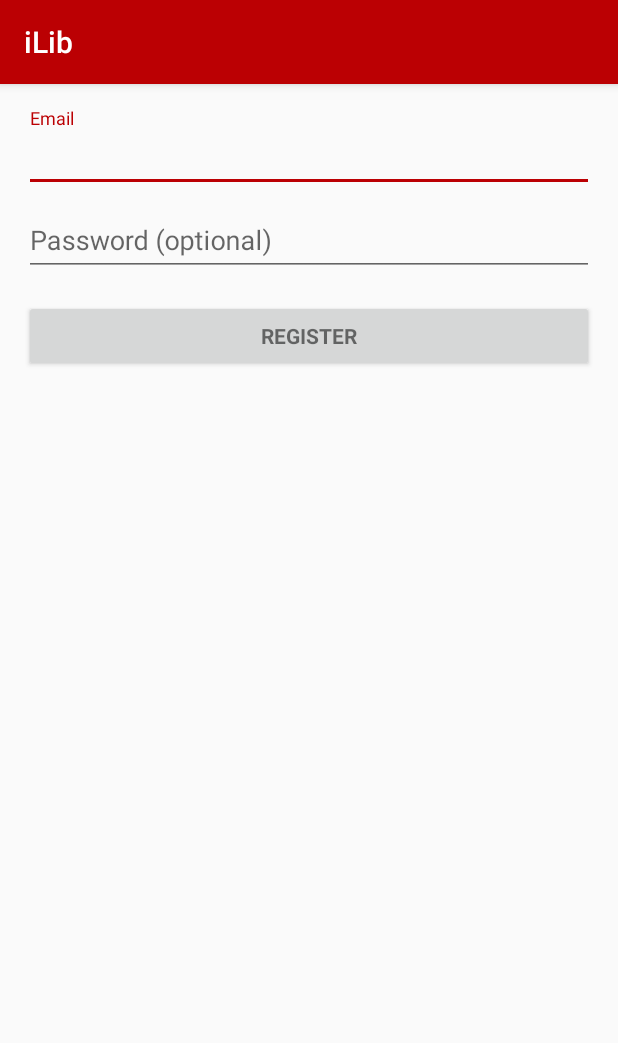
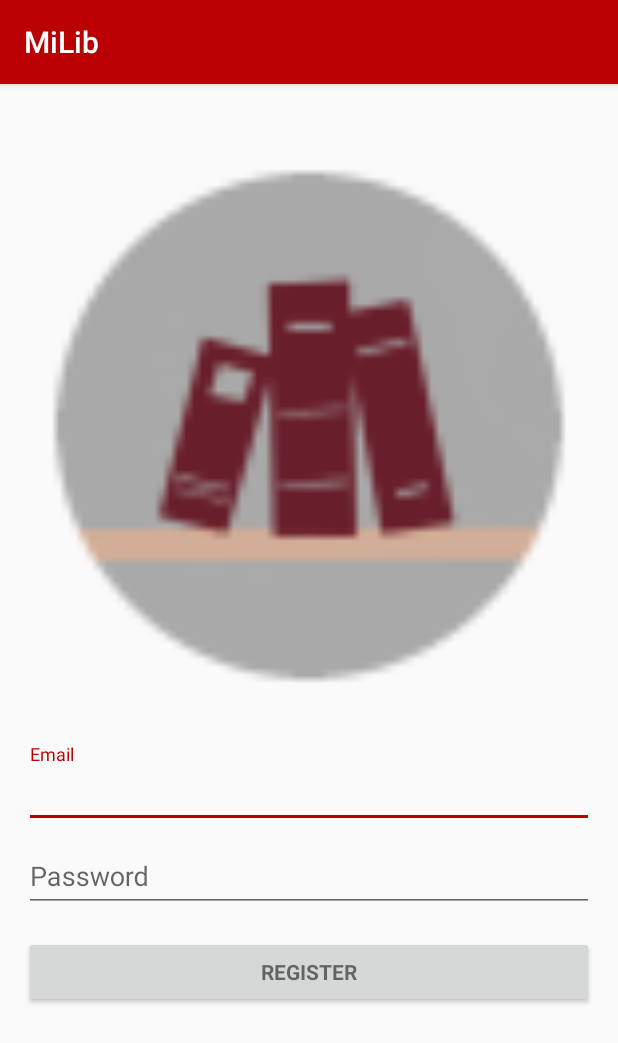
Before and after one commit to jeobmallari/iLib, an Android app: the screen it shows after launch (LoginActivity), on a phone screen of 412 x 824 dp. Shown: the top 1043 px of the screen. Run offline under Robolectric (Android 15) with nearby library versions, the phone set to English and light mode, and no system bars; 2 statements that could not run were skipped.

Commit message:
add
icon ng milib

```diff
--- a/app/src/main/AndroidManifest.xml
+++ b/app/src/main/AndroidManifest.xml
@@ -9,7 +9,7 @@
 
     <application
         android:allowBackup="true"
-        android:icon="@mipmap/ic_launcher"
+        android:icon="@mipmap/ic_launcher_milib"
         android:label="@string/app_name"
         android:supportsRtl="true"
 
--- a/app/src/main/res/layout/activity_login.xml
+++ b/app/src/main/res/layout/activity_login.xml
@@ -1,4 +1,5 @@
 <LinearLayout xmlns:android="http://schemas.android.com/apk/res/android"
+    xmlns:app="http://schemas.android.com/apk/res-auto"
     xmlns:tools="http://schemas.android.com/tools"
     android:layout_width="match_parent"
     android:layout_height="match_parent"
@@ -8,9 +9,17 @@
     android:paddingLeft="@dimen/activity_horizontal_margin"
     android:paddingRight="@dimen/activity_horizontal_margin"
     android:paddingTop="@dimen/activity_vertical_margin"
-    tools:context="com.example.jeobmallari.ilib.LoginActivity">
+    tools:context="com.example.jeobmallari.ilib.LoginActivity"
+    android:weightSum="1">
 
     <!-- Login progress -->
+    <ImageView
+        android:id="@+id/imageView3"
+        android:layout_width="match_parent"
+        android:layout_height="wrap_content"
+        app:srcCompat="@mipmap/ic_launcher_milib"
+        android:layout_weight="1.01" />
+
     <ProgressBar
         android:id="@+id/login_progress"
         style="?android:attr/progressBarStyleLarge"
@@ -22,7 +31,8 @@
     <ScrollView
         android:id="@+id/login_form"
         android:layout_width="match_parent"
-        android:layout_height="match_parent">
+        android:layout_height="315dp"
+        android:layout_weight="0.13">
 
         <LinearLayout
             android:id="@+id/email_login_form"
--- a/app/src/main/res/values/strings.xml
+++ b/app/src/main/res/values/strings.xml
@@ -1,12 +1,12 @@
 <resources>
-    <string name="app_name">iLib</string>
+    <string name="app_name">MiLib</string>
     <string name="login">Login</string>
     <string name="signup">Signup</string>
     <string name="title_activity_signup">Sign up</string>
 
     <!-- Strings related to login -->
     <string name="prompt_email">Email</string>
-    <string name="prompt_password">Password (optional)</string>
+    <string name="prompt_password">Password</string>
     <string name="action_sign_in">Register</string>
     <string name="action_sign_in_short">Sign in</string>
     <string name="error_invalid_email">This email address is invalid</string>
@@ -23,4 +23,5 @@
 
     <string name="action_settings">Settings</string>
     <string name="title_activity_login">Sign in</string>
+    <string name="milib_desc">UPLB Main Library Android Application</string>
 </resources>
```
Also changed, not shown: app/src/main/res/layout/nav_header_home.xml (+6 -3 lines), app/src/main/ic_launcher_milib-web.png (added), app/src/main/res/mipmap-hdpi/ic_launcher_milib.png (added), app/src/main/res/mipmap-mdpi/ic_launcher_milib.png (added), app/src/main/res/mipmap-xhdpi/ic_launcher_milib.png (added), app/src/main/res/mipmap-xxhdpi/ic_launcher_milib.png (added), app/src/main/res/mipmap-xxxhdpi/ic_launcher_milib.png (added).
